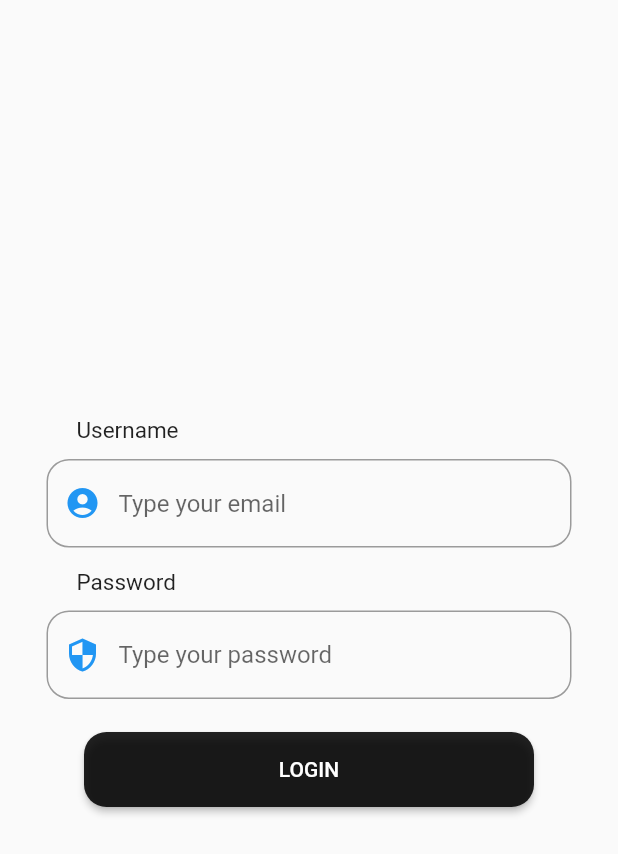
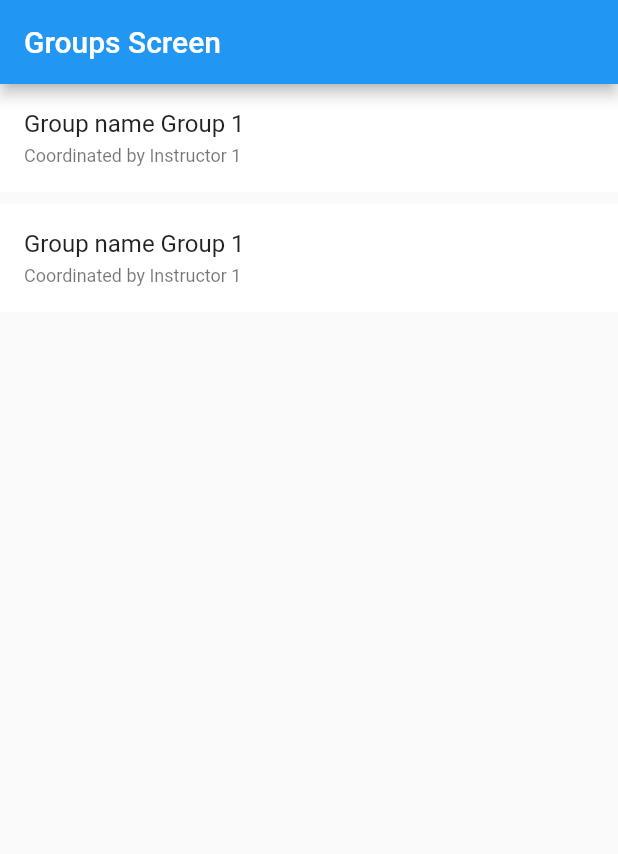
Before and after one commit to cezarmocanu/ProvoloneHackaton2021, a Flutter app: the screen it shows after launch, on a phone screen of 412 x 824 dp. Shown: the top 854 px of the screen. Run offline on Flutter 3.47's test engine with Material 2 defaults, Android fonts, the light colour scheme and no system bars; our stand-ins replace flutter_bloc.

Commit message:
My groups screen added

```diff
--- a/Frontend/lib/bloc/groups_bloc/groups_bloc.dart
+++ b/Frontend/lib/bloc/groups_bloc/groups_bloc.dart
@@ -0,0 +1,30 @@
+import 'dart:async';
+import 'dart:io';
+
+import 'package:flutter_bloc/flutter_bloc.dart';
+import 'package:http/http.dart';
+import 'package:vot_senat_client/bloc/groups_bloc/groups_event.dart';
+import 'package:vot_senat_client/bloc/groups_bloc/groups_state.dart';
+import 'package:vot_senat_client/model/group.dart';
+import 'package:vot_senat_client/repo/groups_repo.dart';
+import 'package:vot_senat_client/service/groups_service.dart';
+
+class GroupsBloc extends Bloc<GroupsEvent, GroupsState> {
+  GroupsBloc() : super(GroupsInit()) {
+    on<GroupsGetAll>(_onGetAll);
+  }
+
+  FutureOr<void> _onGetAll(GroupsGetAll event, Emitter<GroupsState> emit) async {
+    emit(GroupsLoading());
+
+    List<Group> response = await GroupsRepo.instance.getAllGroups();
+
+    // if (response.statusCode == HttpStatus.ok) {
+    //   List<Group> groups = GroupsService.instance.deserializeResponseBodyToList(response.body);
+    //   emit(GroupsGetSuccess(groups));
+    // } else {
+    //   emit(GroupsGetFailure());
+    // }
+    if (response.length != 0) emit(GroupsGetSuccess(groups));
+  }
+}
--- a/Frontend/lib/bloc/groups_bloc/groups_event.dart
+++ b/Frontend/lib/bloc/groups_bloc/groups_event.dart
@@ -0,0 +1,5 @@
+abstract class GroupsEvent {
+  const GroupsEvent();
+}
+
+class GroupsGetAll extends GroupsEvent {}
--- a/Frontend/lib/bloc/groups_bloc/groups_state.dart
+++ b/Frontend/lib/bloc/groups_bloc/groups_state.dart
@@ -0,0 +1,18 @@
+import 'package:vot_senat_client/model/group.dart';
+
+abstract class GroupsState {
+  const GroupsState();
+}
+
+class GroupsInit extends GroupsState {}
+
+class GroupsLoading extends GroupsState {}
+
+class GroupsGetSuccess extends GroupsState {
+  final List<Group> groups;
+  GroupsGetSuccess(this.groups);
+}
+
+class GroupsGetFailure extends GroupsState {
+  GroupsGetFailure();
+}
--- a/Frontend/lib/main.dart
+++ b/Frontend/lib/main.dart
@@ -4,6 +4,7 @@ import 'package:vot_senat_client/bloc/todo_bloc/todo_bloc.dart';
 import 'package:vot_senat_client/pages/todo_page.dart';
 import 'package:vot_senat_client/routes.dart';
 
+import 'bloc/groups_bloc/groups_bloc.dart';
 import 'bloc/login_bloc/login_bloc.dart';
 
 void main() async {
@@ -24,13 +25,16 @@ class App extends StatelessWidget {
         BlocProvider(
           create: (BuildContext context) => LoginBloc(),
         ),
+        BlocProvider(
+          create: (BuildContext context) => GroupsBloc(),
+        ),
       ],
       child: MaterialApp(
         title: 'Flutter Demo',
         theme: ThemeData(
           primarySwatch: Colors.blue,
         ),
-        initialRoute: RoutesEnum.LOGIN,
+        initialRoute: RoutesEnum.GROUPS,
         routes: routesMap,
       ),
     );
--- a/Frontend/lib/model/group.dart
+++ b/Frontend/lib/model/group.dart
@@ -0,0 +1,37 @@
+import 'package:vot_senat_client/model/learner.dart';
+
+class Group {
+  final int id;
+  final String name;
+  final String instructor;
+  final String discipline;
+  final List<Learner> learners;
+
+  Group({
+    required this.id,
+    required this.name,
+    required this.instructor,
+    required this.discipline,
+    required this.learners,
+  });
+
+  factory Group.fromJson(Map<String, dynamic> json) {
+    return Group(
+      id: json["id"],
+      name: json["name"],
+      instructor: json["instructor"],
+      discipline: json["discipline"],
+      learners: json["learners"],
+    );
+  }
+
+  Map toJson() {
+    return {
+      "id": id,
+      "name": name,
+      "instructor": instructor,
+      "discipline": discipline,
+      "learners": learners,
+    };
+  }
+}
--- a/Frontend/lib/model/learner.dart
+++ b/Frontend/lib/model/learner.dart
@@ -0,0 +1,47 @@
+class Learner {
+  final int id;
+  final String firstName;
+  final String lastName;
+  final String birthdate;
+  final String age;
+  final String gender;
+  final String comesFrom;
+  final String description;
+
+  Learner({
+    required this.id,
+    required this.firstName,
+    required this.lastName,
+    required this.birthdate,
+    required this.age,
+    required this.gender,
+    required this.comesFrom,
+    required this.description,
+  });
+
+  factory Learner.fromJson(Map<String, dynamic> json) {
+    return Learner(
+      id: json["id"],
+      firstName: json["firstName"],
+      lastName: json["lastName"],
+      birthdate: json["birthdate"],
+      age: json["age"],
+      gender: json["gender"],
+      comesFrom: json["comesFrom"],
+      description: json["description"],
+    );
+  }
+
+  Map toJson() {
+    return {
+      "id": id,
+      "firstName": firstName,
+      "lastName": lastName,
+      "birthdate": birthdate,
+      "age": age,
+      "gender": gender,
+      "comesFrom": comesFrom,
+      "description": description,
+    };
+  }
+}
--- a/Frontend/lib/pages/groups_page.dart
+++ b/Frontend/lib/pages/groups_page.dart
@@ -0,0 +1,56 @@
+import 'package:flutter/material.dart';
+import 'package:flutter/cupertino.dart';
+import 'package:flutter_bloc/flutter_bloc.dart';
+import 'package:vot_senat_client/bloc/groups_bloc/groups_bloc.dart';
+import 'package:vot_senat_client/bloc/groups_bloc/groups_event.dart';
+import 'package:vot_senat_client/bloc/groups_bloc/groups_state.dart';
+import 'package:vot_senat_client/widgets/group-widget/group-widget-list.dart';
+
+class GroupsPage extends StatefulWidget {
+  const GroupsPage({Key? key}) : super(key: key);
+
+  @override
+  State<GroupsPage> createState() => _GroupsPageState();
+}
+
+class _GroupsPageState extends State<GroupsPage> {
+  @override
+  void initState() {
+    super.initState();
+    context.read<GroupsBloc>().add(GroupsGetAll());
+  }
+
+  @override
+  Widget build(BuildContext context) {
+    return Scaffold(
+      appBar: AppBar(
+        title: const Text("Groups Screen"),
+      ),
+      body: BlocBuilder<GroupsBloc, GroupsState>(
+        builder: (context, groupsState) {
+          if (groupsState is GroupsLoading) {
+            return const Center(
+              child: CircularProgressIndicator(),
+            );
+          }
+          if (groupsState is GroupsGetFailure) {
+            return Center(
+              child: Row(
+                children: const [
+                  Icon(Icons.warning),
+                  Text("Your groups could not be loaded correctly"),
+                ],
+              ),
+            );
+          }
+          if (groupsState is GroupsGetSuccess) {
+            return GroupsList(groups: groupsState.groups);
+          }
+          return const Center(
+            child: Text("Ooops, you reached an unhandled state"),
+          );
+        },
+      ),
+    );
+  }
+}
--- a/Frontend/lib/repo/groups_repo.dart
+++ b/Frontend/lib/repo/groups_repo.dart
@@ -0,0 +1,81 @@
+import 'package:http/http.dart';
+import 'package:vot_senat_client/model/group.dart';
+import 'package:vot_senat_client/model/learner.dart';
+
+List<Group> groups = [
+  Group(
+    id: 1,
+    name: 'Group 1',
+    instructor: 'Instructor 1',
+    discipline: 'discipline 1',
+    learners: [
+      Learner(
+        id: 1,
+        firstName: 'Giulia',
+        lastName: 'Radu',
+        birthdate: '11.05.2000',
+        age: '21',
+        gender: 'feminine',
+        comesFrom: 'Brasov',
+        description: 'Comes from a defavorized environment',
+      ),
+      Learner(
+        id: 2,
+        firstName: 'Cezar',
+        lastName: 'Mocanu',
+        birthdate: '11.10.1999',
+        age: '22',
+        gender: 'masculine',
+        comesFrom: 'Brasov',
+        description: 'Comes from a pretty defavorized environment',
+      ),
+    ],
+  ),
+  Group(
+    id: 1,
+    name: 'Group 1',
+    instructor: 'Instructor 1',
+    discipline: 'discipline 1',
+    learners: [
+      Learner(
+        id: 1,
+        firstName: 'Giulia',
+        lastName: 'Radu',
+        birthdate: '11.05.2000',
+        age: '21',
+        gender: 'feminine',
+        comesFrom: 'Brasov',
+        description: 'Comes from a defavorized environment',
+      ),
+      Learner(
+        id: 2,
+        firstName: 'Cezar',
+        lastName: 'Mocanu',
+        birthdate: '11.10.1999',
+        age: '22',
+        gender: 'masculine',
+        comesFrom: 'Brasov',
+        description: 'Comes from a pretty defavorized environment',
+      ),
+    ],
+  )
+];
+
+class GroupsRepo {
+  const GroupsRepo._internal();
+
+  static const GroupsRepo instance = GroupsRepo._internal();
+
+  Future<List<Group>> getAllGroups() async {
+    //Uri url = Uri.https("jsonplaceholder.typicode.com", "todos");
+
+    try {
+      List<Group> response = groups;
+      //Done only for exemplifications of a request taking time
+      await Future.delayed(const Duration(seconds: 3));
+      return response;
+    } on Exception catch (e) {
+      throw e;
+    }
+  }
+}
--- a/Frontend/lib/routes.dart
+++ b/Frontend/lib/routes.dart
@@ -2,15 +2,18 @@ import 'package:flutter/cupertino.dart';
 import 'package:vot_senat_client/pages/home_page.dart';
 import 'package:vot_senat_client/pages/login_page.dart';
 import 'package:vot_senat_client/pages/todo_page.dart';
+import 'package:vot_senat_client/pages/groups_page.dart';
 
 class RoutesEnum {
   static String HOME = "HOME";
   static String TODO = "TODO";
   static String LOGIN = "LOGIN";
+  static String GROUPS = "GROUPS";
 }
 
 Map<String, Widget Function(BuildContext)> routesMap = {
   RoutesEnum.HOME: (BuildContext context) => HomePage(),
   RoutesEnum.TODO: (BuildContext context) => TodoPage(),
   RoutesEnum.LOGIN: (BuildContext context) => LoginPage(),
+  RoutesEnum.GROUPS: (BuildContext context) => GroupsPage(),
 };
--- a/Frontend/lib/service/groups_service.dart
+++ b/Frontend/lib/service/groups_service.dart
@@ -0,0 +1,13 @@
+import 'dart:convert';
+
+import 'package:vot_senat_client/model/group.dart';
+
+class GroupsService {
+  const GroupsService._internal();
+
+  static const GroupsService instance = GroupsService._internal();
+
+  List<Group> deserializeResponseBodyToList(String body) {
+    return (json.decode(body) as List).map((item) => Group.fromJson(item)).toList();
+  }
+}
--- a/Frontend/lib/widgets/group-widget/group-widget-list.dart
+++ b/Frontend/lib/widgets/group-widget/group-widget-list.dart
@@ -0,0 +1,24 @@
+import 'package:flutter/material.dart';
+import 'package:flutter/cupertino.dart';
+import 'package:vot_senat_client/model/group.dart';
+import 'package:vot_senat_client/widgets/group-widget/group-widget.dart';
+
+class GroupsList extends StatelessWidget {
+  final List<Group> groups;
+  const GroupsList({Key? key, required this.groups}) : super(key: key);
+
+  @override
+  Widget build(BuildContext context) {
+    return ListView.separated(
+      itemBuilder: (listContext, index) {
+        return GroupWidget(
+          group: groups.elementAt(index),
+        );
+      },
+      separatorBuilder: (BuildContext context, int index) {
+        return const SizedBox(height: 8);
+      },
+      itemCount: groups.length,
+    );
+  }
+}
--- a/Frontend/lib/widgets/group-widget/group-widget.dart
+++ b/Frontend/lib/widgets/group-widget/group-widget.dart
@@ -0,0 +1,20 @@
+import 'package:flutter/material.dart';
+import 'package:vot_senat_client/model/group.dart';
+
+class GroupWidget extends StatelessWidget {
+  final Group group;
+
+  const GroupWidget({Key? key, required this.group}) : super(key: key);
+
+  @override
+  Widget build(BuildContext context) {
+    return ListTile(
+      tileColor: Colors.white,
+      title: Text('Group name ' + group.name),
+      subtitle: Text(
+        "Coordinated by " + group.instructor,
+        style: Theme.of(context).textTheme.caption,
+      ),
+    );
+  }
+}
```
